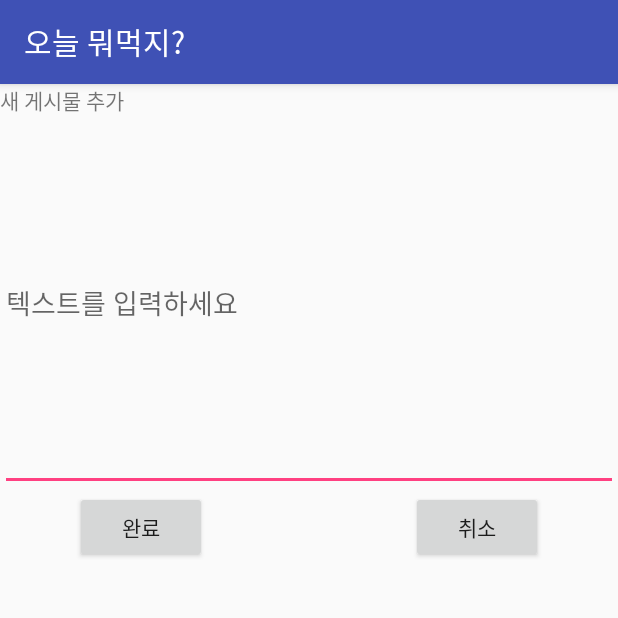
After one commit to aksmfdl95/WhatAreYouEatingToday-master, an Android app: the BordItemActivity screen opened directly, with no data from a screen before it, on a phone screen of 412 x 824 dp, the top half of it. The commit adds this screen. Run offline under Robolectric (Android 15) with nearby library versions, the phone set to English and light mode, and no system bars.

Commit message:
first commit

```diff
--- /dev/null
+++ b/app/src/main/java/com/hnsky/whatareyoueatingtoday/BordItemActivity.java
@@ -0,0 +1,23 @@
+package com.hnsky.whatareyoueatingtoday;
+
+import android.support.v7.app.AppCompatActivity;
+import android.os.Bundle;
+import android.view.View;
+
+public class BordItemActivity extends AppCompatActivity {
+
+    @Override
+    protected void onCreate(Bundle savedInstanceState) {
+        super.onCreate(savedInstanceState);
+        setContentView(R.layout.activity_bord_item);
+    }
+
+    public void clickOk(View v){
+
+    }
+
+    public void clickBack(View v){
+
+    }
+
+}
--- /dev/null
+++ b/app/src/main/res/layout/activity_bord_item.xml
@@ -0,0 +1,43 @@
+<?xml version="1.0" encoding="utf-8"?>
+<LinearLayout xmlns:android="http://schemas.android.com/apk/res/android"
+    xmlns:app="http://schemas.android.com/apk/res-auto"
+    xmlns:tools="http://schemas.android.com/tools"
+    android:layout_width="match_parent"
+    android:layout_height="match_parent"
+    android:orientation="vertical"
+    tools:context=".BordItemActivity">
+
+    <TextView
+        android:layout_width="match_parent"
+        android:layout_height="wrap_content"
+        android:text="@string/newItem"/>
+
+    <EditText
+        android:layout_width="match_parent"
+        android:layout_height="250dp"
+        android:hint="텍스트를 입력하세요"
+        android:inputType="text" />
+
+    <RelativeLayout
+        android:layout_width="match_parent"
+        android:layout_height="wrap_content"
+        android:orientation="horizontal">
+
+        <Button
+            android:layout_width="wrap_content"
+            android:layout_height="wrap_content"
+            android:text="완료"
+            android:layout_marginLeft="50dp"
+            android:onClick="clickOk"/>
+
+        <Button
+            android:layout_width="wrap_content"
+            android:layout_height="wrap_content"
+            android:text="취소"
+            android:layout_alignParentRight="true"
+            android:layout_marginRight="50dp"
+            android:onClick="clickBack"/>
+    </RelativeLayout>
+
+
+</LinearLayout>
--- a/app/src/main/res/menu/actionbar_item.xml
+++ b/app/src/main/res/menu/actionbar_item.xml
@@ -3,11 +3,8 @@
     xmlns:app="http://schemas.android.com/apk/res-auto">
 
     <item android:id="@+id/menu_aa"
-        android:title=""
+        android:title="@string/newItem"
         app:showAsAction="never"/>
 
-    <item android:id="@+id/menu_bb"
-        android:title="BB"
-        app:showAsAction="never"/>
 
 </menu>
--- a/app/src/main/res/values/strings.xml
+++ b/app/src/main/res/values/strings.xml
@@ -7,6 +7,7 @@
     <string name="thisis">이걸로 할게</string>
     <string name="RePlay">다른걸로 할래</string>
     <string name="BordGo">게시판으로 가자</string>
+    <string name="newItem">새 게시물 추가</string>
 
 
 </resources>
```
Also changed, not shown: app/src/main/AndroidManifest.xml (+5 -5 lines), app/src/main/java/com/hnsky/whatareyoueatingtoday/BordActivity.java (+21 -1 lines).
